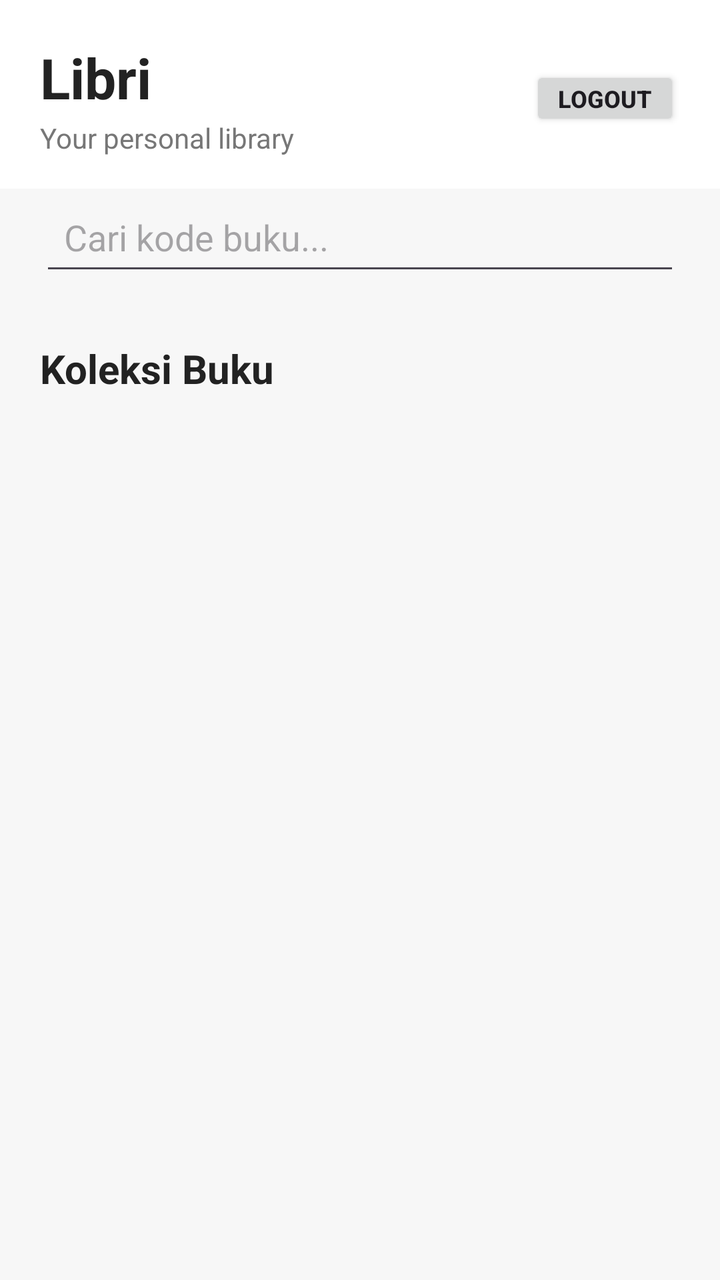
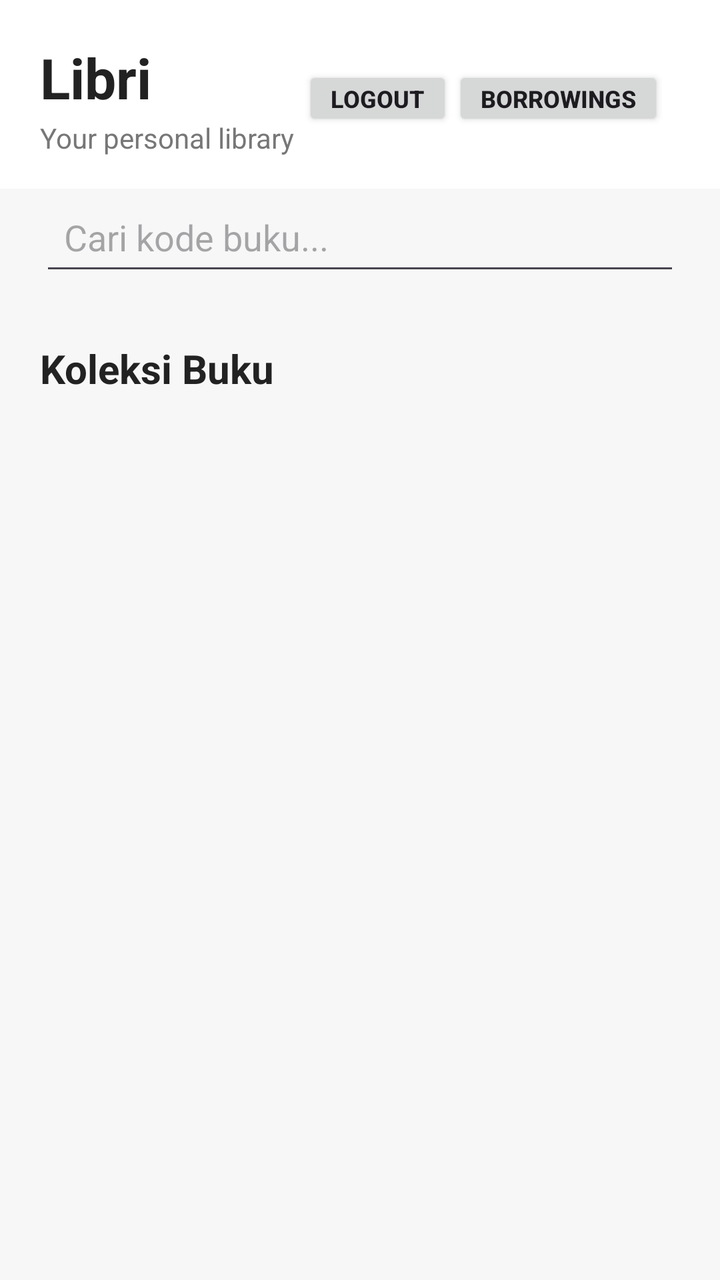

Screens rendered from an Android XML layout before and after an edit, with the pre-edit source and the edit as a unified diff.
<!-- AndroidManifest.xml: application theme Theme.Libri -->
<!-- res/layout/activity_main.xml -->
<?xml version="1.0" encoding="utf-8"?>
<LinearLayout xmlns:android="http://schemas.android.com/apk/res/android"
    android:layout_width="match_parent"
    android:layout_height="match_parent"
    android:orientation="vertical"
    android:background="#F7F7F7">

    
    <LinearLayout
        android:layout_width="match_parent"
        android:layout_height="wrap_content"
        android:orientation="horizontal"
        android:gravity="center_vertical"
        android:paddingStart="20dp"
        android:paddingTop="20dp"
        android:paddingEnd="20dp"
        android:paddingBottom="16dp"
        android:background="#FFFFFF">

        <LinearLayout
            android:layout_width="0dp"
            android:layout_height="wrap_content"
            android:layout_weight="1"
            android:orientation="vertical">

            <TextView
                android:layout_width="wrap_content"
                android:layout_height="wrap_content"
                android:text="Libri"
                android:textColor="#222222"
                android:textSize="28sp"
                android:textStyle="bold" />

            <TextView
                android:layout_width="wrap_content"
                android:layout_height="wrap_content"
                android:layout_marginTop="2dp"
                android:text="Your personal library"
                android:textColor="#777777"
                android:textSize="14sp" />

        </LinearLayout>

        <Button
            android:id="@+id/buttonLogout"
            android:layout_width="wrap_content"
            android:layout_height="wrap_content"
            android:text="Logout"
            android:textSize="12sp"
            android:textStyle="bold"
            android:minHeight="0dp"
            android:minWidth="0dp"
            android:paddingStart="14dp"
            android:paddingEnd="14dp"
            android:paddingTop="8dp"
            android:paddingBottom="8dp" />

    </LinearLayout>

    <EditText
        android:id="@+id/editTextSearch"
        android:layout_width="match_parent"
        android:layout_height="wrap_content"
        android:layout_marginStart="20dp"
        android:layout_marginEnd="20dp"
        android:layout_marginBottom="8dp"
        android:hint="Cari kode buku..."
        android:inputType="text"
        android:singleLine="true"
        android:padding="12dp" />

    
    <TextView
        android:layout_width="wrap_content"
        android:layout_height="wrap_content"
        android:layout_marginStart="20dp"
        android:layout_marginTop="20dp"
        android:layout_marginBottom="8dp"
        android:text="Koleksi Buku"
        android:textColor="#222222"
        android:textSize="20sp"
        android:textStyle="bold" />

    
    <androidx.recyclerview.widget.RecyclerView
        android:id="@+id/recyclerViewBooks"
        android:layout_width="match_parent"
        android:layout_height="0dp"
        android:layout_weight="1"
        android:clipToPadding="false"
        android:paddingBottom="12dp" />

</LinearLayout>
<!-- resources referenced by this layout -->
<resources>
  <style name="Theme.Libri" parent="Base.Theme.Libri" />
  <style name="Base.Theme.Libri" parent="Theme.Material3.DayNight.NoActionBar">
          
          
      </style>
</resources>

<!-- the commit's change to res/layout/activity_main.xml (unified diff, before → after) -->
@@ -54,6 +54,20 @@
             android:paddingEnd="14dp"
             android:paddingTop="8dp"
             android:paddingBottom="8dp" />
+        <Button
+            android:id="@+id/buttonBorrowings"
+            android:layout_width="wrap_content"
+            android:layout_height="wrap_content"
+            android:text="Borrowings"
+            android:textSize="12sp"
+            android:textStyle="bold"
+            android:minHeight="0dp"
+            android:minWidth="0dp"
+            android:paddingStart="14dp"
+            android:paddingEnd="14dp"
+            android:paddingTop="8dp"
+            android:paddingBottom="8dp"
+            android:layout_marginEnd="8dp" />
 
     </LinearLayout>
 
